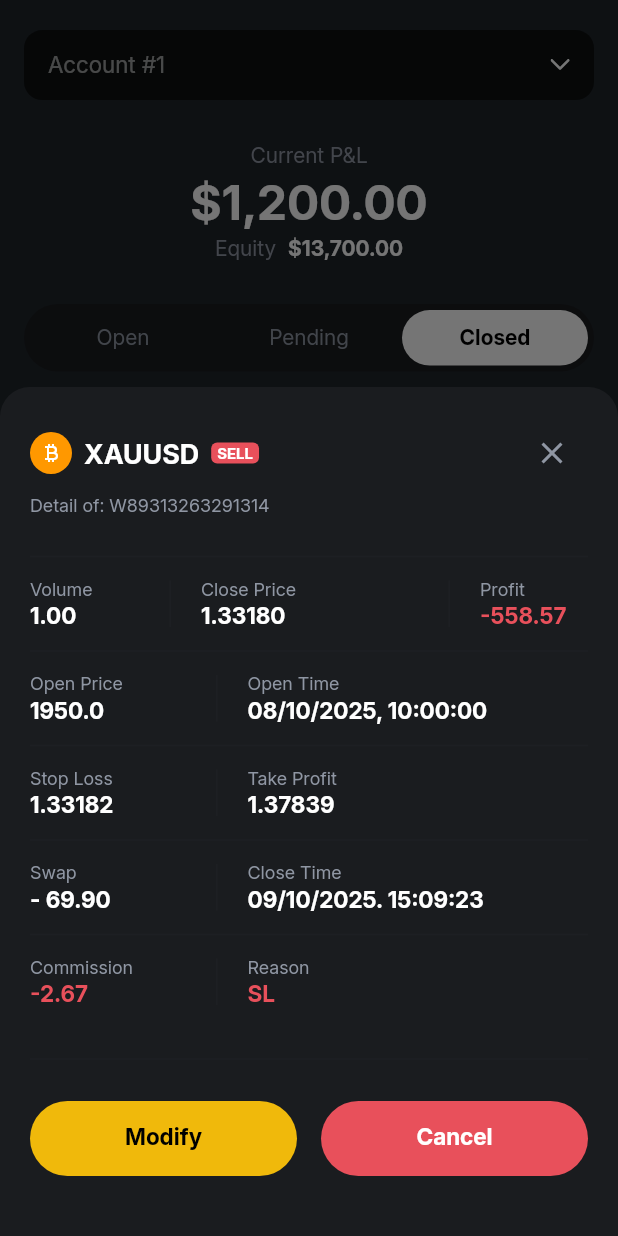
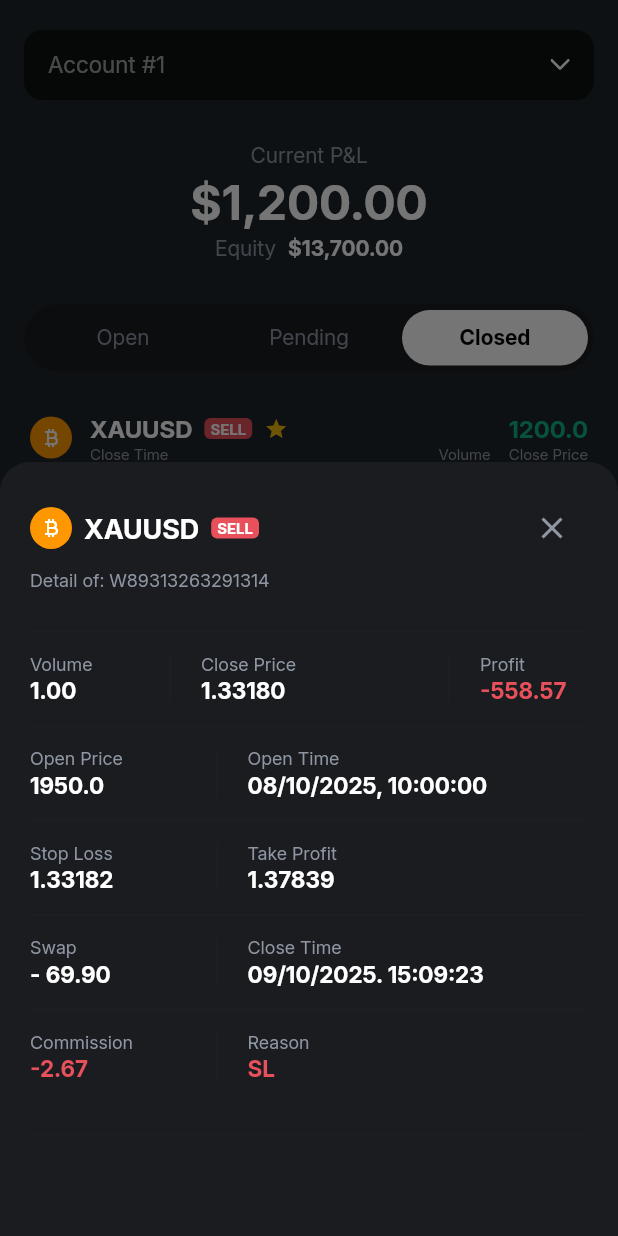
Before and after one commit to rohaan44/Nommia-Crypto, a Flutter app: the ProfileScreen widget shown alone on an empty page, opened directly, after a tap on "Pending", after a tap on "Closed", after a tap on "XAUUSD", on a phone screen of 412 x 824 dp. Run offline on Flutter 3.47's test engine with Material 3 defaults, Android fonts, the phone set to English and light mode, and no system bars; our stand-ins replace dio, flutter_svg, sizer, syncfusion_flutter_charts.

Commit message:
profile screen bottom sheet updated ....

```diff
--- a/lib/features/auth/sign_up/sign_up.dart
+++ b/lib/features/auth/sign_up/sign_up.dart
@@ -49,10 +49,6 @@ Widget _buildBody({
   required BuildContext context,
   required SignUpController model,
 }) {
-  final isNext =
-      model.emailController.text.isNotEmpty &&
-      model.reEnterPasswordController.text.isNotEmpty &&
-      model.passwordController.text.isNotEmpty;
   return appBody(
     body: [
       SizedBox(height: 116),
--- a/lib/features/dashboard/dashboard_screen.dart
+++ b/lib/features/dashboard/dashboard_screen.dart
@@ -12,7 +12,6 @@ import 'package:nommia_crypto/helpers/app_layout.dart';
 import 'package:nommia_crypto/ui_molecules/custom_appbar.dart';
 import 'package:nommia_crypto/utils/color_utils.dart';
 import 'package:provider/provider.dart';
-import 'package:sizer/sizer.dart';
 
 class DashBoardScreen extends StatelessWidget {
   DashBoardScreen({super.key});
@@ -23,7 +22,7 @@ class DashBoardScreen extends StatelessWidget {
     return Consumer<DashBoardScreenController>(
       builder: (context, model, child) {
         return Scaffold(
-           backgroundColor: AppColor.c121717,
+          backgroundColor: AppColor.c121717,
           appBar: model.selectedIndex == 1
               ? PreferredSize(
                   preferredSize: Size.fromHeight(ch(0)),
--- a/lib/features/dashboard/sub_screen/account_screen_2/profile_screen.dart
+++ b/lib/features/dashboard/sub_screen/account_screen_2/profile_screen.dart
@@ -133,7 +133,33 @@ class ProfileScreen extends StatelessWidget {
       itemBuilder: (context, index) {
         final trade = controller.trades[index];
         return GestureDetector(
-          onTap: () => _showTradeDetailSheet(context, trade, controller),
+          onTap: () {
+            if (controller.selectedTab == "Open") {
+              _showTradeDetailSheet(
+                context,
+                trade,
+                controller,
+                isOpen: true,
+                isClose: false,
+              );
+            } else if (controller.selectedTab == "Pending") {
+              _showTradeDetailSheet(
+                context,
+                trade,
+                controller,
+                isOpen: false,
+                isClose: false,
+              );
+            } else {
+              _showTradeDetailSheet(
+                context,
+                trade,
+                controller,
+                isClose: true,
+                isOpen: false,
+              );
+            }
+          },
           child: Container(
             margin: const EdgeInsets.only(bottom: 12),
 
@@ -292,6 +318,9 @@ class ProfileScreen extends StatelessWidget {
     TradeItem trade,
     ProfileController controller, {
     bool isDeleteMode = false,
+    bool isClose = false,
+
+    bool isOpen = false,
   }) {
     showModalBottomSheet(
       context: context,
@@ -364,6 +393,9 @@ class ProfileScreen extends StatelessWidget {
               const Divider(color: AppColor.divider),
               const SizedBox(height: 20),
               // Buttons
+              if (isClose == true) ...[
+                SizedBox.shrink(),
+              ] else ...[
                 Row(
                   children: [
                     Expanded(
@@ -410,12 +442,16 @@ class ProfileScreen extends StatelessWidget {
                             } else {
                               // "Close" action -> Show Warning
                               Navigator.pop(context); // Close current sheet
-                            _showCloseWarningDialog(context, trade, controller);
+                              _showCloseWarningDialog(
+                                context,
+                                trade,
+                                controller,
+                              );
                             }
                           },
                           child: AppText(
-                          txt: isDeleteMode ? "Cancel" : "Cancel",
-                          color: AppColor.white,
+                            txt: isOpen == true ? "Close" : "Cancel",
+                            color: AppColor.c000000,
                             fontWeight: FontWeight.bold,
                           ),
                         ),
@@ -423,6 +459,7 @@ class ProfileScreen extends StatelessWidget {
                     ),
                   ],
                 ),
+              ],
               const SizedBox(height: 20),
             ],
           ),
```
Also changed, not shown: lib/features/auth/sign_in/sign_in.dart (+17 -17 lines). Lines whose indentation alone changed are shown as unchanged.
